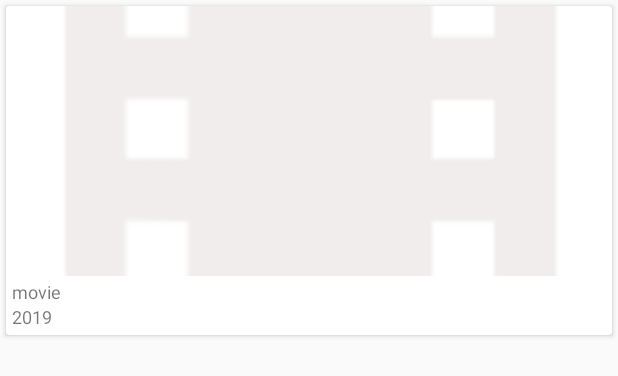
After one commit to irematlass/MovieApp, an Android app: the layout movie_list_item.xml on its own in the app's theme, with its tools: preview values and no code run, on a phone screen of 412 x 824 dp. The commit adds this screen. Shown: the top 376 px of the screen. Run offline under Robolectric (Android 15) with nearby library versions, the phone set to English and light mode, and no system bars; network calls fail.

Commit message:
create popular movie data source, adapter added paging

```diff
--- a/app/src/main/AndroidManifest.xml
+++ b/app/src/main/AndroidManifest.xml
@@ -11,7 +11,7 @@
         android:supportsRtl="true"
         android:theme="@style/AppTheme" tools:ignore="GoogleAppIndexingWarning">
         <activity android:name="com.example.movieapp.ui.single_movie_details.SingleView"></activity>
-        <activity android:name=".ui.MainActivity">
+        <activity android:name=".ui.popular_movie.MainActivity">
             <intent-filter>
                 <action android:name="android.intent.action.MAIN" />
 
--- a/app/src/main/java/com/example/movieapp/data/api/TheMovieDBClient.kt
+++ b/app/src/main/java/com/example/movieapp/data/api/TheMovieDBClient.kt
@@ -11,6 +11,9 @@ const val API_KEY = "455e7acbaf30d6d85012dc959ea1b7cf"
 const val BASE_URL = "https://api.themoviedb.org/3/"
 
 const val POSTER_BASE_URL = "https://image.tmdb.org/t/p/w342"
+
+const val FIRST_PAGE = 1
+const val POST_PER_PAGE = 20
 
 // https://api.themoviedb.org/3/movie/popular?api_key=455e7acbaf30d6d85012dc959ea1b7cf&page=1
 // https://api.themoviedb.org/3/movie/299534?api_key=455e7acbaf30d6d85012dc959ea1b7cf
--- a/app/src/main/java/com/example/movieapp/data/repository/NetworkState.kt
+++ b/app/src/main/java/com/example/movieapp/data/repository/NetworkState.kt
@@ -12,6 +12,7 @@ class NetworkState(val status: Status, val msg: String) {
         val LOADED: NetworkState
         val LOADING: NetworkState
         val ERROR: NetworkState
+        val ENDOFLIST: NetworkState
 
         init {
             LOADED = NetworkState(Status.SUCCESS, "Success")
@@ -19,6 +20,8 @@ class NetworkState(val status: Status, val msg: String) {
             LOADING = NetworkState(Status.RUNNING, "Running")
 
             ERROR = NetworkState(Status.FAILED, "Something went wrong")
+
+            ENDOFLIST = NetworkState(Status.FAILED, "You have reached the end")
         }
     }
 }
--- /dev/null
+++ b/app/src/main/res/layout/movie_list_item.xml
@@ -0,0 +1,53 @@
+<?xml version="1.0" encoding="utf-8"?>
+<androidx.cardview.widget.CardView
+    xmlns:android="http://schemas.android.com/apk/res/android"
+    android:id="@+id/card_view"
+    android:layout_width="match_parent"
+    android:layout_height="wrap_content"
+    android:foreground="?selectableItemBackground"
+    android:layout_marginLeft="4dp"
+    android:layout_marginRight="4dp"
+    android:layout_marginTop="4dp"
+    android:layout_marginBottom="8dp"
+    android:focusable="true"
+    android:clickable="true">
+
+    <LinearLayout
+        android:layout_width="match_parent"
+        android:layout_height="wrap_content"
+        android:orientation="vertical">
+
+        <ImageView
+            android:id="@+id/cv_iv_movie_poster"
+            android:layout_width="match_parent"
+            android:layout_height="180dp"
+            android:scaleType="centerCrop"
+            android:layout_gravity="center"
+            android:src="@drawable/poster_placeholder">
+
+        </ImageView>
+
+        <TextView
+            android:id="@+id/cv_movie_title"
+            android:layout_width="wrap_content"
+            android:layout_height="wrap_content"
+            android:layout_marginTop="2dp"
+            android:layout_marginStart="4dp"
+            android:text="movie"
+            android:textSize="12sp"
+            android:maxLines="1"
+            android:ellipsize="end"/>
+
+        <TextView
+            android:id="@+id/cv_movie_release_date"
+            android:layout_width="wrap_content"
+            android:layout_height="wrap_content"
+            android:layout_marginStart="4dp"
+            android:layout_marginBottom="4dp"
+            android:text="2019"
+            android:maxLength="4"
+            android:textSize="12sp"/>
+
+    </LinearLayout>
+
+</androidx.cardview.widget.CardView>
```
Also changed, not shown: app/build.gradle (+12 -10 lines), app/src/main/java/com/example/movieapp/data/api/TheMovieDBInterface.kt (+6 -1 lines), app/src/main/java/com/example/movieapp/data/repository/MovieDataSource.kt (added, +67 -0 lines), app/src/main/java/com/example/movieapp/data/repository/MovieDataSourceFactory.kt (added, +19 -0 lines), app/src/main/java/com/example/movieapp/data/vo/Movie.kt (added, +13 -0 lines), app/src/main/java/com/example/movieapp/data/vo/MovieResponse.kt (added, +15 -0 lines), app/src/main/java/com/example/movieapp/ui/MainActivity.kt (deleted, +0 -22 lines), app/src/main/java/com/example/movieapp/ui/popular_movie/MainActivity.kt (added, +75 -0 lines), app/src/main/java/com/example/movieapp/ui/popular_movie/MainActivityViewModel.kt (added, +31 -0 lines), app/src/main/java/com/example/movieapp/ui/popular_movie/MoviePagedListRepository.kt (added, +36 -0 lines), app/src/main/java/com/example/movieapp/ui/popular_movie/PopularMoviePagedListAdapter.kt (added, +144 -0 lines), app/src/main/res/layout/activity_main.xml (+29 -10 lines), app/src/main/res/layout/network_state_item.xml (added, +21 -0 lines).
